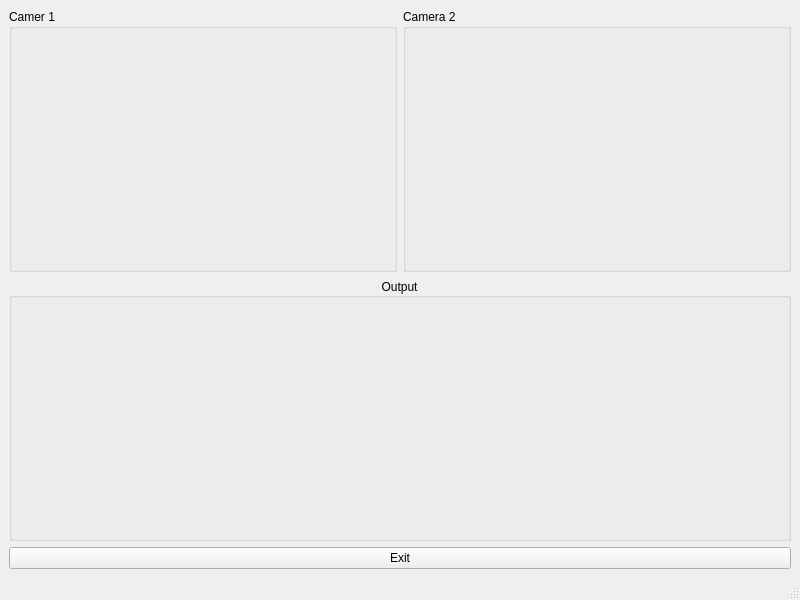
JohnAyman12/WallFollowCarUI-PyQt, file Task1Page.ui: the form before one commit.
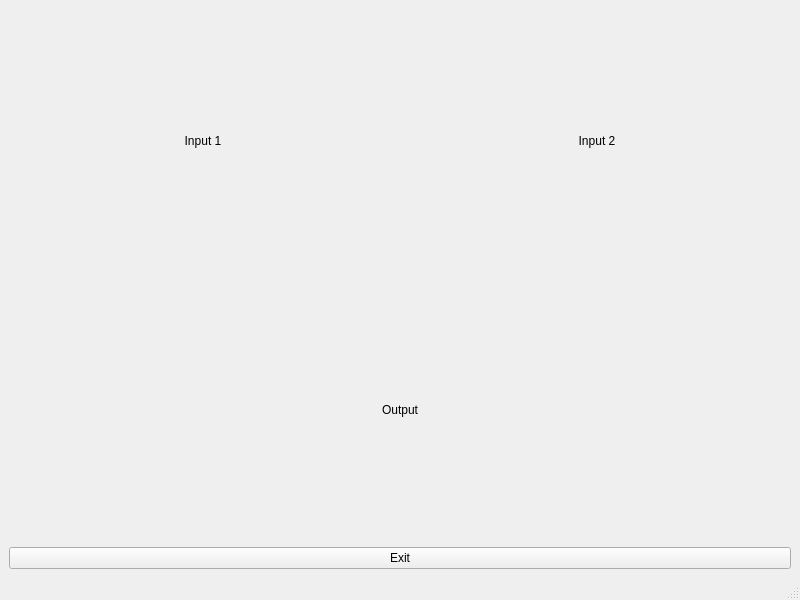
The form after the commit.

The edit to the form file:
```diff
--- a/Task1Page.ui
+++ b/Task1Page.ui
@@ -18,28 +18,40 @@
     <item row="0" column="0">
      <layout class="QVBoxLayout" name="verticalLayout">
       <item>
-       <layout class="QHBoxLayout" name="horizontalLayout">
+       <layout class="QGridLayout" name="gridLayout_2">
+        <item row="0" column="0">
+         <layout class="QVBoxLayout" name="vid1VLayout">
         <item>
-         <widget class="QGroupBox" name="groupBox">
-          <property name="title">
-           <string>Camer 1</string>
-          </property>
-         </widget>
-        </item>
+           <widget class="QLabel" name="label">
+            <property name="text">
+             <string>Input 1</string>
+            </property>
+            <property name="alignment">
+             <set>Qt::AlignCenter</set>
+            </property>
+           </widget>
+          </item>
+         </layout>
+        </item>
+        <item row="0" column="1">
+         <layout class="QVBoxLayout" name="vid2VLayout">
         <item>
-         <widget class="QGroupBox" name="groupBox_2">
-          <property name="title">
-           <string>Camera 2</string>
-          </property>
+           <widget class="QLabel" name="label_2">
+            <property name="text">
+             <string>Input 2</string>
+            </property>
+            <property name="alignment">
+             <set>Qt::AlignCenter</set>
+            </property>
          </widget>
         </item>
        </layout>
       </item>
+       </layout>
+      </item>
       <item>
-       <layout class="QHBoxLayout" name="horizontalLayout_2">
-        <item>
-         <widget class="QGroupBox" name="groupBox_3">
-          <property name="title">
+       <widget class="QLabel" name="label_3">
+        <property name="text">
            <string>Output</string>
           </property>
           <property name="alignment">
@@ -47,7 +59,8 @@
           </property>
          </widget>
         </item>
-       </layout>
+      <item>
+       <layout class="QHBoxLayout" name="outputVidHLayout"/>
       </item>
       <item>
        <widget class="QPushButton" name="pushButton">
```
Left out of the diff: 21 changed lines with no effect on the pictures. Lines whose indentation alone changed are shown as unchanged.
